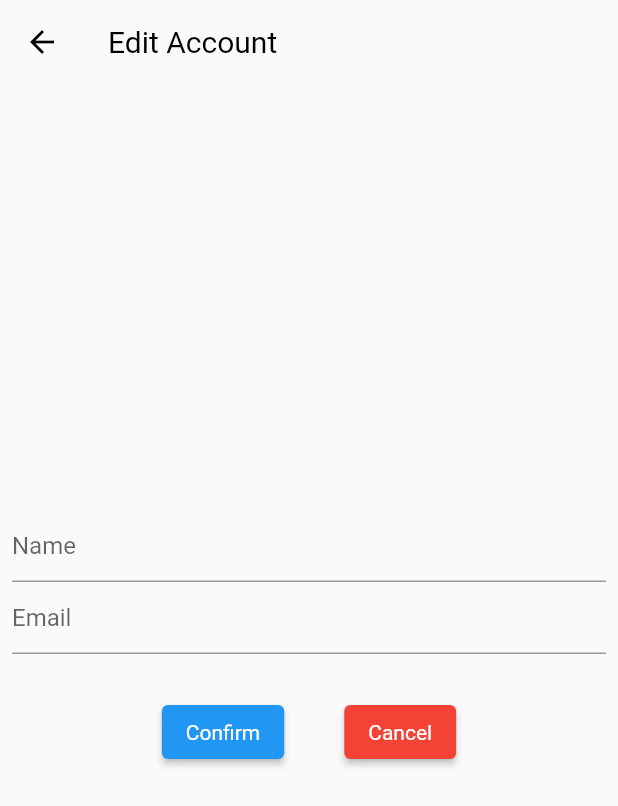
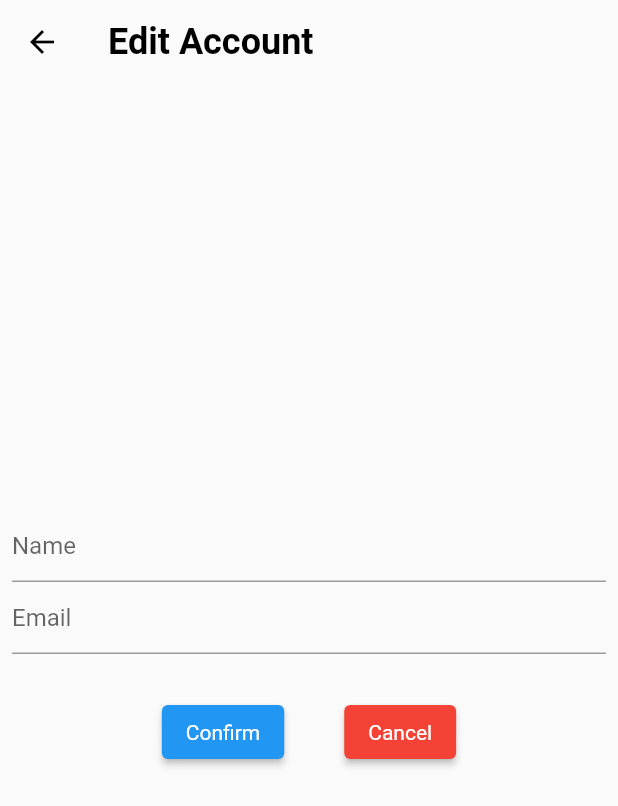
Before and after one commit to PAU-Course-Selection/course-select, a Flutter app: the EditUserProfilePage screen opened by its route, on a phone screen of 412 x 824 dp. Shown: the top 806 px of the screen. Run offline on Flutter 3.47's test engine with Material 2 defaults, Android fonts, the phone set to English and light mode, and no system bars; our stand-ins replace bottom_navy_bar, cached_network_image, chips_choice, cloud_firestore, firebase_auth, firebase_core and 18 more; accounts and stored records are empty; network calls fail.

Commit message:
All screens now have docstrings and deleted redundant filter sheet class

```diff
--- a/lib/routes/routes.dart
+++ b/lib/routes/routes.dart
@@ -5,7 +5,6 @@ import 'package:course_select/screens/select_interests_page.dart';
 import 'package:flutter/cupertino.dart';
 import '../screens/auth_pages/forgot_password_page.dart';
 import '../screens/auth_pages/login_register_page.dart';
-import '../screens/filter_sheet.dart';
 import '../screens/app_main_navigation.dart';
 import '../screens/my_courses_page.dart';
 import '../screens/user_profile_page.dart';
@@ -23,7 +22,6 @@ class PageRoutes{
   static const String forgotPassword = 'forgot_password';
   static const String courseInfo = 'course_info';
   static const String searchSheet = 'search_sheet';
-  static const String filterSheet = 'filter_sheet';
   static const String courses = 'courses_page';
   static const String edit = 'edit_profile_page';
 
@@ -38,7 +36,6 @@ class PageRoutes{
       userProfile: (context) => const UserProfilePage(),
       forgotPassword: (context) => const ForgotPasswordPage(),
       searchSheet: (context) =>  const SearchSheet(categoryFilterKeyword: CategorySearchFilter.all,),
-      filterSheet: (context) => const FilterSheet(),
       courses: (context) => const MyCourses(),
       edit: (context) => const EditUserProfilePage(),
     };
--- a/lib/screens/edit_user_profile_page.dart
+++ b/lib/screens/edit_user_profile_page.dart
@@ -33,8 +33,9 @@ class _EditUserProfilePageState extends State<EditUserProfilePage> {
   }
 
   Widget _title() {
-    return const Text(
+    return Text(
       "Edit Account",
+      style: kHeadlineMedium,
     );
   }
 
--- a/lib/screens/select_interests_page.dart
+++ b/lib/screens/select_interests_page.dart
@@ -11,6 +11,8 @@ import '../constants/constants.dart';
 import '../controllers/user_notifier.dart';
 import '../utils/enums.dart';
 
+/// Allows a user to select their interests and level after registering.
+/// These then affect the content of the "for you" list on the home page
 class SelectInterestsPage extends StatefulWidget {
   const SelectInterestsPage({Key? key}) : super(key: key);
 
@@ -25,6 +27,7 @@ class _SelectInterestsPageState extends State<SelectInterestsPage> {
   var _selectedInterests = [];
   late List userInterests;
 
+  /// Initialise controllers and get data for display on screen from database
   @override
   void initState() {
     userNotifier = Provider.of<UserNotifier>(context, listen: false);
@@ -34,6 +37,8 @@ class _SelectInterestsPageState extends State<SelectInterestsPage> {
     super.initState();
   }
 
+
+  /// Builds UI elements for display on the screen
   @override
   Widget build(BuildContext context) {
     List<String> subjects = SubjectArea.values
```
Also changed, not shown: lib/screens/filter_sheet.dart (deleted, +0 -12 lines), lib/screens/my_courses_page.dart (+15 -5 lines), lib/screens/saved_courses_page.dart (+14 -0 lines), lib/screens/search_sheet.dart (+5 -2 lines), lib/screens/timetable_page.dart (+8 -1 lines), lib/screens/user_profile_page.dart (+14 -2 lines).
